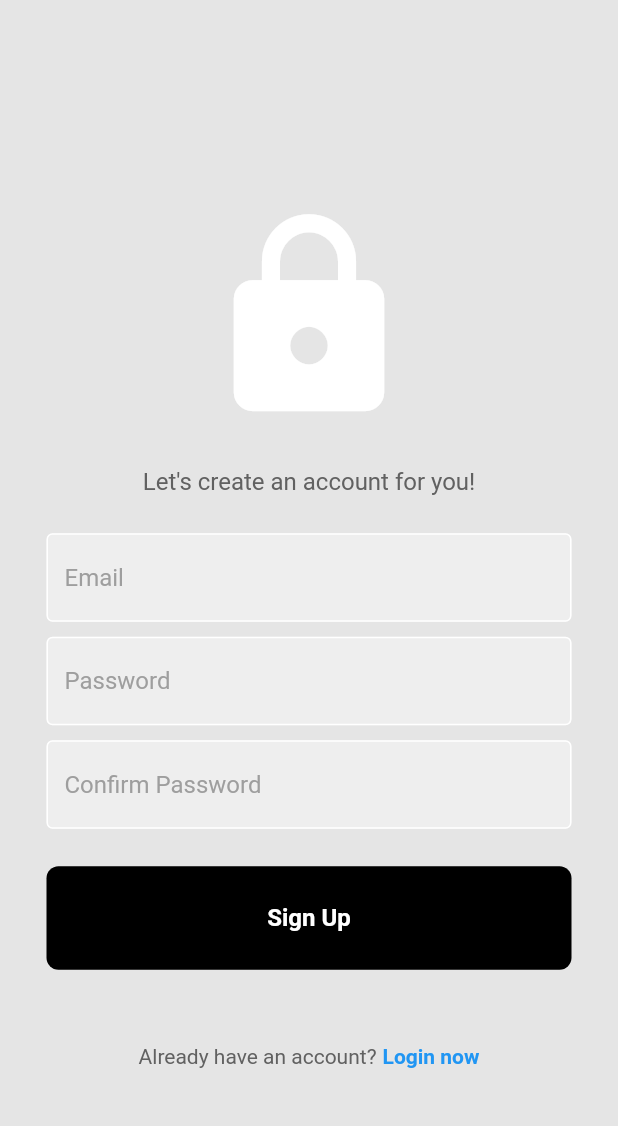
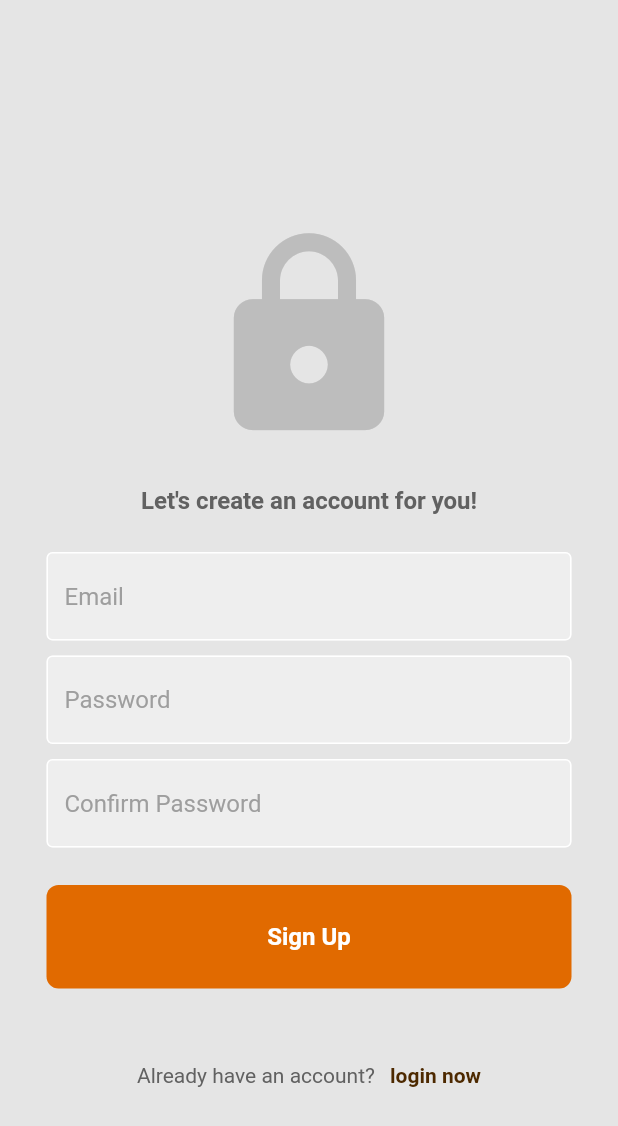
Before and after one commit to HanaOuerghemmi/Store_flutter, a Flutter app: the screen it shows after launch, after a tap on "Register now", on a phone screen of 412 x 824 dp. Shown: the top 1126 px of the screen. Run offline on Flutter 3.47's test engine with Material 2 defaults, Android fonts, the phone set to English and light mode, and no system bars; Roboto replaces fonts that are missing (Georgia, Hind).

Commit message:
fix desgin UiAuth

```diff
--- a/lib/UI/screens/auth/login/login_screen.dart
+++ b/lib/UI/screens/auth/login/login_screen.dart
@@ -1,10 +1,11 @@
+import 'package:books_store/UI/screens/auth/widget_auth%20/footer_auth.dart';
+import 'package:books_store/UI/screens/auth/widget_auth%20/header_auth.dart';
 import 'package:books_store/constants/color_app.dart';
 import 'package:books_store/constants/paddings.dart';
 import 'package:flutter/material.dart';
 
 import '../widget_auth /my_button.dart';
 import '../widget_auth /my_textfield.dart';
-import '../widget_auth /square_tile.dart';
 
 class LoginPage extends StatefulWidget {
   final Function()? onTap;
@@ -76,23 +77,9 @@ class _LoginPageState extends State<LoginPage> {
               child: Column(
                 mainAxisAlignment: MainAxisAlignment.center,
                 children: [
-                  largePaddingVertical,
-
-                  // logo
-                  const Icon(
-                    Icons.lock,
-                    size: 150,
-                  ),
-
-                  largePaddingVertical,
-
-                  // welcome back, you've been missed!
-                  Text(
-                    'Welcome back you\'ve been missed!',
-                    style: TextStyle(
-                      color: Colors.grey[700],
-                      fontSize: 16,
-                    ),
+                  const HeaderAuth(
+                    icon: Icons.lock,
+                    text: "Welcome back you\'ve been missed!",
                   ),
 
                   mediumPaddingVertical,
@@ -123,7 +110,10 @@ class _LoginPageState extends State<LoginPage> {
                       children: [
                         Text(
                           'Forgot Password?',
-                          style: TextStyle(color: Colors.grey[600]),
+                          style: TextStyle(
+                            color: lightBrown,
+                            fontWeight: FontWeight.bold,
+                          ),
                         ),
                       ],
                     ),
@@ -132,33 +122,20 @@ class _LoginPageState extends State<LoginPage> {
                   mediumPaddingVertical,
 
                   // sign in button
+                  mediumPaddingVertical,
+
+                  // sign in button
                   MyButton(
-                    text: "Sign In",
+                    text: "Sign Up",
                     onTap: () {},
                   ),
 
                   largePaddingVertical,
 
-                  // not a member? register now
-                  Row(
-                    mainAxisAlignment: MainAxisAlignment.center,
-                    children: [
-                      Text(
-                        'Not a member?',
-                        style: TextStyle(color: Colors.grey[700]),
-                      ),
-                      const SizedBox(width: 4),
-                      GestureDetector(
-                        onTap: widget.onTap,
-                        child: const Text(
-                          'Register now',
-                          style: TextStyle(
-                            color: Colors.blue,
-                            fontWeight: FontWeight.bold,
-                          ),
-                        ),
-                      ),
-                    ],
+                  FooterAuth(
+                    text: 'Not a member?',
+                    textFlatButton: 'Register now',
+                    onTap: widget.onTap,
                   ),
                 ],
               ),
--- a/lib/UI/screens/auth/register/register_screen.dart
+++ b/lib/UI/screens/auth/register/register_screen.dart
@@ -1,10 +1,11 @@
+import 'package:books_store/UI/screens/auth/widget_auth%20/footer_auth.dart';
+import 'package:books_store/UI/screens/auth/widget_auth%20/header_auth.dart';
 import 'package:books_store/constants/color_app.dart';
 import 'package:books_store/constants/paddings.dart';
 import 'package:flutter/material.dart';
 
 import '../widget_auth /my_button.dart';
 import '../widget_auth /my_textfield.dart';
-import '../widget_auth /square_tile.dart';
 
 class RegisterPage extends StatefulWidget {
   final Function()? onTap;
@@ -83,25 +84,9 @@ class _RegisterPageState extends State<RegisterPage> {
               child: Column(
                 mainAxisAlignment: MainAxisAlignment.center,
                 children: [
-                  mediumPaddingVertical,
-
-                  // logo
-                  const Icon(
-                    Icons.lock,
-                    size: 150,
-                  ),
-
-                  mediumPaddingVertical,
-
-                  // let's create an account for you
-                  Text(
-                    'Let\'s create an account for you!',
-                    style: TextStyle(
-                      color: Colors.grey[700],
-                      fontSize: 16,
-                    ),
-                  ),
-
+                  const HeaderAuth(
+                      text: "Let\'s create an account for you!",
+                      icon: Icons.lock),
                   mediumPaddingVertical,
 
                   // email textfield
@@ -140,25 +125,11 @@ class _RegisterPageState extends State<RegisterPage> {
                   largePaddingVertical,
 
                   // not a member? register now
-                  Row(
-                    mainAxisAlignment: MainAxisAlignment.center,
-                    children: [
-                      Text(
-                        'Already have an account?',
-                        style: TextStyle(color: Colors.grey[700]),
-                      ),
-                      const SizedBox(width: 4),
-                      GestureDetector(
-                        onTap: widget.onTap,
-                        child: const Text(
-                          'Login now',
-                          style: TextStyle(
-                            color: Colors.blue,
-                            fontWeight: FontWeight.bold,
-                          ),
-                        ),
-                      ),
-                    ],
+
+                  FooterAuth(
+                    text: "Already have an account?",
+                    textFlatButton: "login now",
+                    onTap: widget.onTap,
                   )
                 ],
               ),
--- /dev/null
+++ b/lib/UI/screens/auth/widget_auth /footer_auth.dart
@@ -0,0 +1,49 @@
+import 'package:books_store/constants/color_app.dart';
+import 'package:flutter/material.dart';
+
+import 'package:books_store/UI/screens/auth/widget_auth%20/my_button.dart';
+
+import '../../../../constants/paddings.dart';
+
+class FooterAuth extends StatelessWidget {
+  final void Function()? onTap;
+
+  final String text;
+  final String textFlatButton;
+
+  const FooterAuth({
+    Key? key,
+    required this.text,
+    required this.textFlatButton,
+    this.onTap,
+  }) : super(key: key);
+
+  @override
+  Widget build(BuildContext context) {
+    return Column(
+      children: [
+        // not a member? register now
+        Row(
+          mainAxisAlignment: MainAxisAlignment.center,
+          children: [
+            Text(
+              text,
+              style: TextStyle(color: Colors.grey[700]),
+            ),
+            smallPaddingHorzintal,
+            GestureDetector(
+              onTap: onTap, // widget.onTap,
+              child: Text(
+                textFlatButton,
+                style: const TextStyle(
+                  color: lightBrown,
+                  fontWeight: FontWeight.bold,
+                ),
+              ),
+            ),
+          ],
+        )
+      ],
+    );
+  }
+}
--- /dev/null
+++ b/lib/UI/screens/auth/widget_auth /header_auth.dart
@@ -0,0 +1,44 @@
+import 'package:books_store/constants/color_app.dart';
+import 'package:flutter/material.dart';
+import 'package:flutter/src/widgets/container.dart';
+import 'package:flutter/src/widgets/framework.dart';
+
+import '../../../../constants/paddings.dart';
+
+class HeaderAuth extends StatelessWidget {
+  final String text;
+  final IconData icon;
+  const HeaderAuth({
+    Key? key,
+    required this.text,
+    required this.icon,
+  }) : super(key: key);
+
+  @override
+  Widget build(BuildContext context) {
+    return Column(
+      children: [
+        largePaddingVertical,
+
+        // logo
+        Icon(
+          icon,
+          size: 150,
+          color: Colors.grey.shade400,
+        ),
+
+        mediumPaddingVertical,
+
+        // welcome back, you've been missed!
+        Text(
+          text,
+          style: TextStyle(
+            color: Colors.grey[700],
+            fontSize: 16,
+            fontWeight: FontWeight.bold,
+          ),
+        ),
+      ],
+    );
+  }
+}
--- a/lib/UI/screens/auth/widget_auth /my_button.dart
+++ b/lib/UI/screens/auth/widget_auth /my_button.dart
@@ -1,3 +1,4 @@
+import 'package:books_store/constants/color_app.dart';
 import 'package:flutter/material.dart';
 
 class MyButton extends StatelessWidget {
@@ -18,7 +19,7 @@ class MyButton extends StatelessWidget {
         padding: const EdgeInsets.all(25),
         margin: const EdgeInsets.symmetric(horizontal: 25),
         decoration: BoxDecoration(
-          color: Colors.black,
+          color: orangeColor,
           borderRadius: BorderRadius.circular(8),
         ),
         child: Center(
--- a/lib/UI/screens/auth/widget_auth /square_tile.dart
+++ /dev/null
@@ -1,25 +0,0 @@
-import 'package:flutter/material.dart';
-
-class SquareTile extends StatelessWidget {
-  final String imagePath;
-  const SquareTile({
-    super.key,
-    required this.imagePath,
-  });
-
-  @override
-  Widget build(BuildContext context) {
-    return Container(
-      padding: EdgeInsets.all(20),
-      decoration: BoxDecoration(
-        border: Border.all(color: Colors.white),
-        borderRadius: BorderRadius.circular(16),
-        color: Colors.grey[200],
-      ),
-      child: Image.asset(
-        imagePath,
-        height: 40,
-      ),
-    );
-  }
-}
```
Also changed, not shown: 3 other files.
